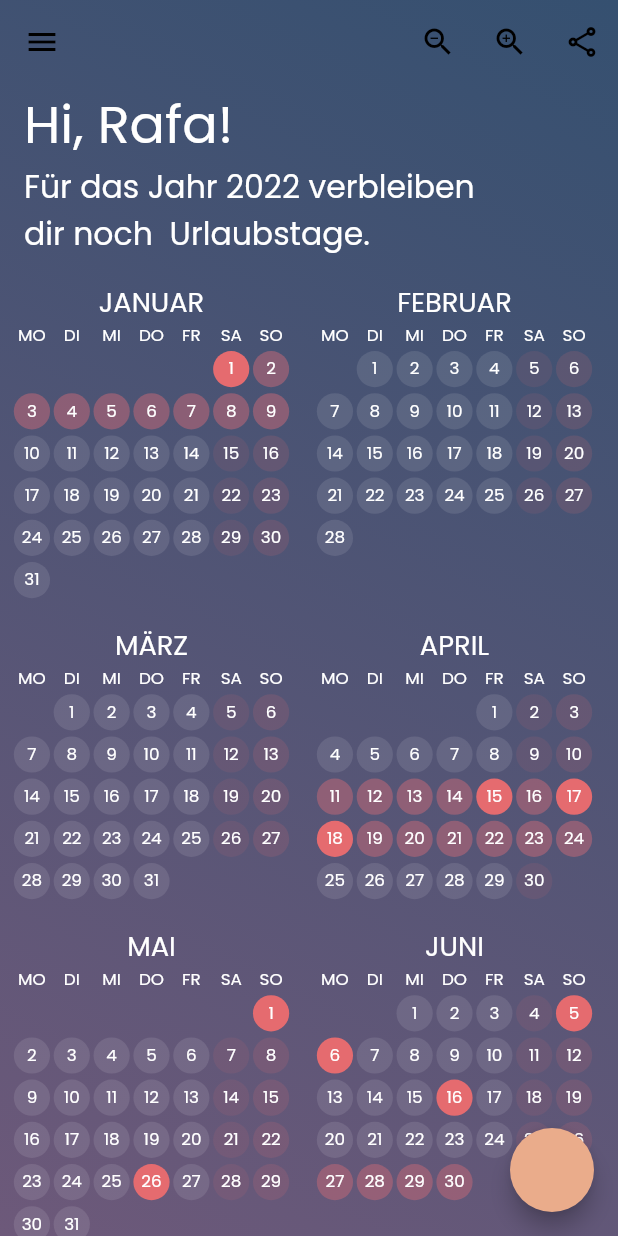
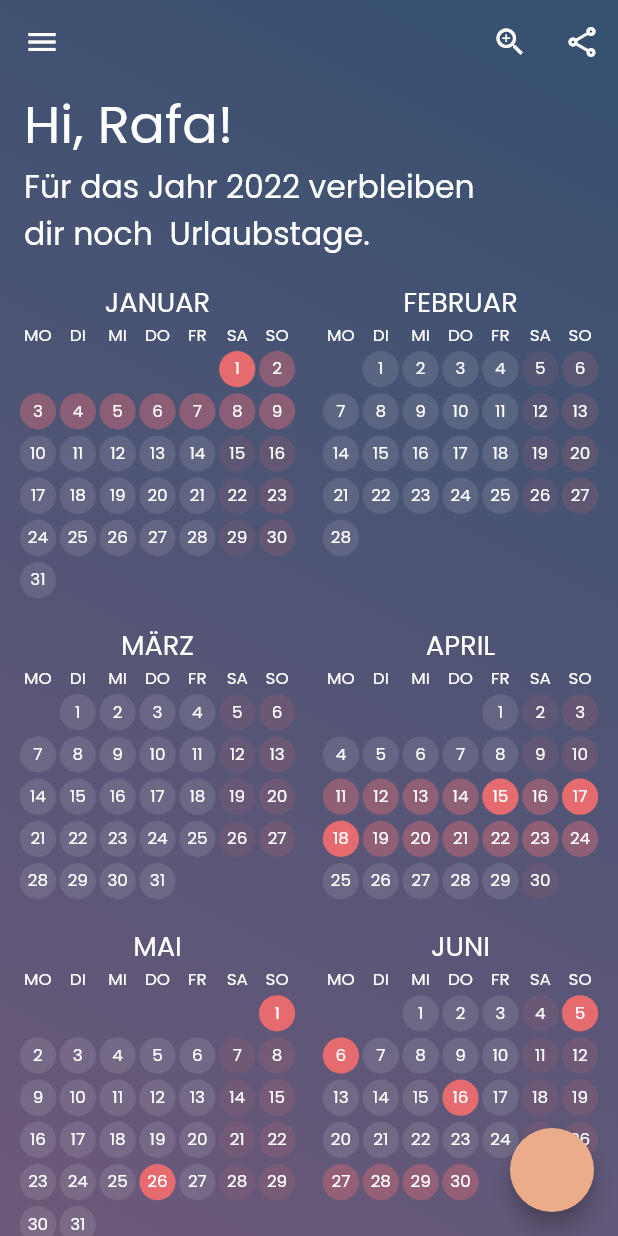
Before and after one commit to RootITUp/vacationplanner, a Flutter app: the screen it shows after launch, on a phone screen of 412 x 824 dp. Run offline on Flutter 3.47's test engine with Material 2 defaults, Android fonts, the phone set to English and light mode, and no system bars; our stand-ins replace equatable, flutter_bloc, google_fonts; missing offline and left inert: global_configuration.

Commit message:
[~] design tweeks

```diff
--- a/lib/main.dart
+++ b/lib/main.dart
@@ -47,6 +47,9 @@ class MyApp extends StatelessWidget {
             ],
             title: 'Flutter Demo',
             theme: ThemeData(
+              primaryIconTheme: IconThemeData(
+                color: Colors.white,
+              ),
               primaryColor: const Color(0xff06D6A0),
               textTheme: GoogleFonts.poppinsTextTheme().apply(
                 bodyColor: Colors.white,
@@ -91,6 +94,7 @@ class _MyHomePageState extends State<MyHomePage> {
   int restPaidLeaveDays = 0;
 
   final _formKey = GlobalKey<FormState>();
+  GlobalKey<ScaffoldState> _scaffoldKey = GlobalKey<ScaffoldState>();
 
   @override
   Widget build(BuildContext context) {
@@ -110,6 +114,7 @@ class _MyHomePageState extends State<MyHomePage> {
               ),
             ),
             child: Scaffold(
+              key: _scaffoldKey,
               floatingActionButton: FloatingActionButton(
                 backgroundColor: Color(0xffeaac8b),
                 onPressed: () {
@@ -359,16 +364,31 @@ class _MyHomePageState extends State<MyHomePage> {
               body: CustomScrollView(
                 slivers: [
                   SliverAppBar(
+                    leading: IconButton(
+                      icon: Icon(Icons.menu, color: Colors.white),
+                      onPressed: () {
+                        _scaffoldKey.currentState!.openDrawer();
+                      },
+                    ),
+                    actionsIconTheme: IconThemeData(color: Colors.white),
                     actions: [
                       IconButton(
-                          onPressed: () {},
-                          icon: const Icon(Icons.zoom_out_outlined)),
+                          onPressed: () {
+                            setState(() {
+                              isZoomedIn = !isZoomedIn;
+                            });
+                          },
+                          icon: (isZoomedIn)
+                              ? Icon(
+                                  Icons.zoom_out_outlined,
+                                )
+                              : Icon(
+                                  Icons.zoom_in_outlined,
+                                )),
                       IconButton(
                           onPressed: () {},
-                          icon: const Icon(Icons.zoom_in_outlined)),
-                      IconButton(
-                          onPressed: () {},
-                          icon: const Icon(Icons.share_outlined))
+                          icon: const Icon(Icons.share_outlined,
+                              color: Colors.white))
                     ],
                     expandedHeight: 180,
                     //floating: true,
--- a/lib/widgets/calendar_day_container.dart
+++ b/lib/widgets/calendar_day_container.dart
@@ -60,7 +60,7 @@ class _CalendarDayState extends State<CalendarDay> {
           child: Center(
             child: Text(
               widget.day.day.toString(),
-              textScaleFactor: 0.8,
+              textScaleFactor: (widget.numberColumns == 1) ? 1.0 : 0.8,
               style: TextStyle(color: Colors.white),
             ),
           ),
--- a/lib/yearly_calender_widget.dart
+++ b/lib/yearly_calender_widget.dart
@@ -37,7 +37,8 @@ class YearlyCalendar extends StatelessWidget {
 
     return BlocBuilder<VacationCubit, VacationState>(builder: (context, state) {
       if (state is VacationLoadSuccess) {
-        return Wrap(
+        return Center(
+          child: Wrap(
               children: calendarMonthArray
                   .map((e) => Padding(
                         padding: const EdgeInsets.all(8.0),
@@ -57,7 +58,8 @@ class YearlyCalendar extends StatelessWidget {
                                       .format(DateTime(2022,
                                           calendarMonthArray.indexOf(e) + 1))
                                       .toUpperCase(),
-                                textScaleFactor: 1.3,
+                                  textScaleFactor:
+                                      (numberColumns == 1) ? 1.6 : 1.3,
                                 ),
                               )),
                               Flexible(
@@ -66,10 +68,11 @@ class YearlyCalendar extends StatelessWidget {
                                       children: weekdays
                                           .map((e) => Container(
                                                 child: Center(
-                                                  child: Text(
-                                                e,
-                                                textScaleFactor: 0.8,
-                                              )),
+                                                    child: Text(e,
+                                                        textScaleFactor:
+                                                            (numberColumns == 1)
+                                                                ? 1.0
+                                                                : 0.8)),
                                               ))
                                           .toList()),
                                   ...e
@@ -77,7 +80,16 @@ class YearlyCalendar extends StatelessWidget {
                                           children: e
                                               .map(
                                                 (e) => (e != null)
-                                                  ? CalendarDay(
+                                                    ? Padding(
+                                                        padding: (numberColumns ==
+                                                                1)
+                                                            ? const EdgeInsets
+                                                                    .symmetric(
+                                                                vertical: 4.0)
+                                                            : const EdgeInsets
+                                                                    .symmetric(
+                                                                vertical: 0.0),
+                                                        child: CalendarDay(
                                                             updateHolidayDays,
                                                             state: state,
                                                             showHolidays:
@@ -87,7 +99,8 @@ class YearlyCalendar extends StatelessWidget {
                                                             numberColumns:
                                                                 numberColumns,
                                                             states: states,
-                                                      day: e)
+                                                            day: e),
+                                                      )
                                                     : Container(),
                                               )
                                               .toList()))
@@ -98,7 +111,8 @@ class YearlyCalendar extends StatelessWidget {
                           ),
                         ),
                       ))
-                .toList());
+                  .toList()),
+        );
       } else {
         return Container();
       }
```
Lines whose indentation alone changed are shown as unchanged.
